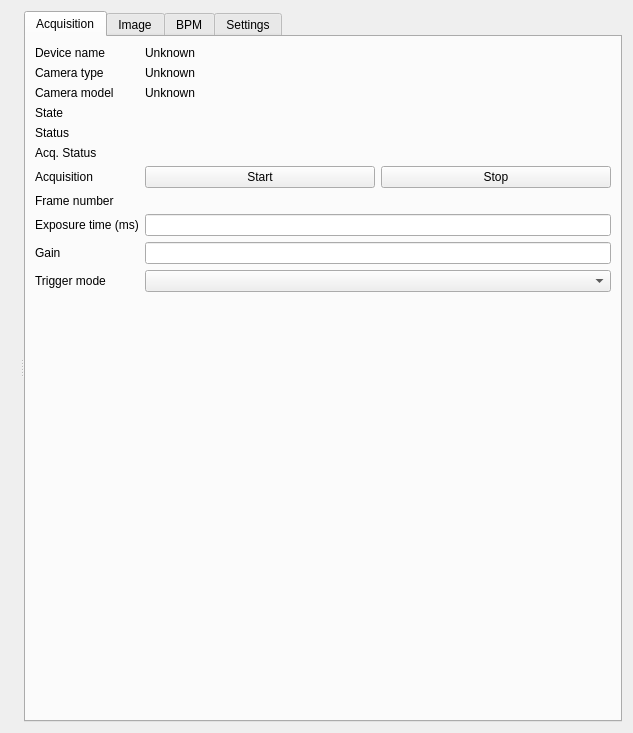
First picture: the form in src/tgconf_beamviewer/panels/camera.ui, repository MaxIV-KitsControls/app-maxiv-beamviewer, before the edit.
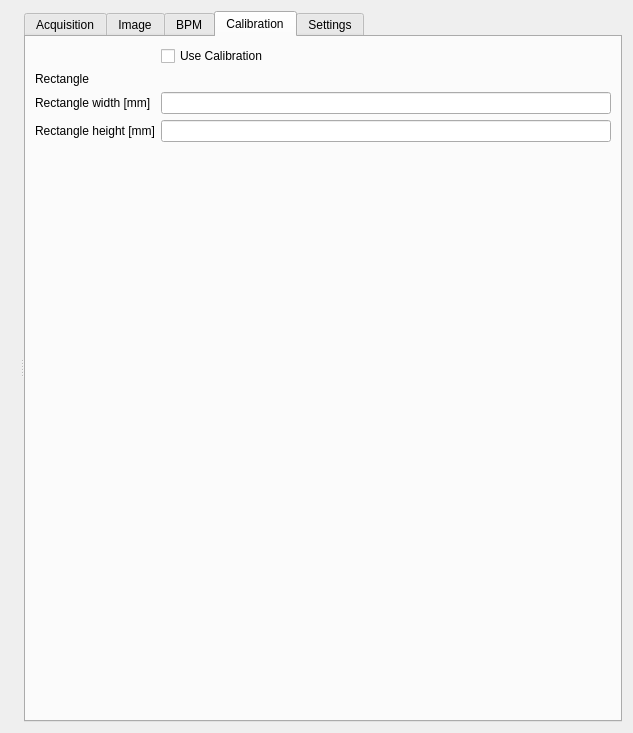
Second picture: the form after the edit. Custom widgets are drawn as their Qt base class.

```diff
--- a/src/tgconf_beamviewer/panels/camera.ui
+++ b/src/tgconf_beamviewer/panels/camera.ui
@@ -42,7 +42,7 @@
        </sizepolicy>
       </property>
       <property name="currentIndex">
-       <number>0</number>
+       <number>3</number>
       </property>
       <widget class="QWidget" name="tab">
        <attribute name="title">
@@ -453,6 +453,60 @@
         </item>
        </layout>
       </widget>
+      <widget class="QWidget" name="tab_4">
+       <attribute name="title">
+        <string>Calibration</string>
+       </attribute>
+       <layout class="QFormLayout" name="formLayout_5">
+        <property name="fieldGrowthPolicy">
+         <enum>QFormLayout::AllNonFixedFieldsGrow</enum>
+        </property>
+        <item row="1" column="0">
+         <widget class="QLabel" name="label_23">
+          <property name="text">
+           <string>Rectangle</string>
+          </property>
+         </widget>
+        </item>
+        <item row="1" column="1">
+         <widget class="TaurusLabel" name="calib_rect_label"/>
+        </item>
+        <item row="2" column="0">
+         <widget class="QLabel" name="label_26">
+          <property name="text">
+           <string>Rectangle width [mm]</string>
+          </property>
+         </widget>
+        </item>
+        <item row="3" column="0">
+         <widget class="QLabel" name="label_27">
+          <property name="text">
+           <string>Rectangle height [mm]</string>
+          </property>
+         </widget>
+        </item>
+        <item row="2" column="1">
+         <widget class="MAXLineEdit" name="calib_rect_width_lineedit"/>
+        </item>
+        <item row="3" column="1">
+         <widget class="MAXLineEdit" name="calib_rect_height_lineedit"/>
+        </item>
+        <item row="0" column="0">
+         <widget class="QLabel" name="label_28">
+          <property name="text">
+           <string/>
+          </property>
+         </widget>
+        </item>
+        <item row="0" column="1">
+         <widget class="QCheckBox" name="calib_use_checkbox">
+          <property name="text">
+           <string>Use Calibration</string>
+          </property>
+         </widget>
+        </item>
+       </layout>
+      </widget>
       <widget class="QWidget" name="Settings">
        <attribute name="title">
         <string>Settings</string>
```
